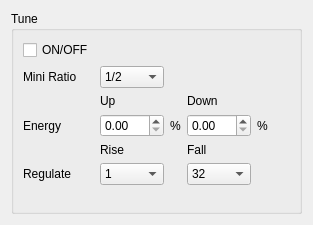
First picture: the form in source/wnd/ui/mrqtune.ui, repository ww4u/megarobostudio, before the edit.
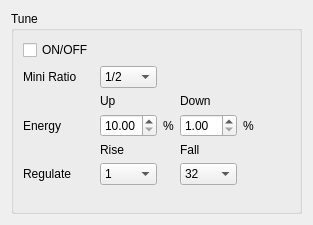
Second picture: the form after the edit.

Diff of the .ui file:
```diff
--- a/source/wnd/ui/mrqtune.ui
+++ b/source/wnd/ui/mrqtune.ui
@@ -107,15 +107,21 @@
       </item>
       <item row="3" column="1">
        <widget class="QDoubleSpinBox" name="spinUp">
+        <property name="minimum">
+         <double>10.000000000000000</double>
+        </property>
         <property name="maximum">
-         <double>100.000000000000000</double>
+         <double>50.000000000000000</double>
         </property>
        </widget>
       </item>
       <item row="3" column="3">
        <widget class="QDoubleSpinBox" name="spinDown">
+        <property name="minimum">
+         <double>1.000000000000000</double>
+        </property>
         <property name="maximum">
-         <double>100.000000000000000</double>
+         <double>49.000000000000000</double>
         </property>
        </widget>
       </item>
```
